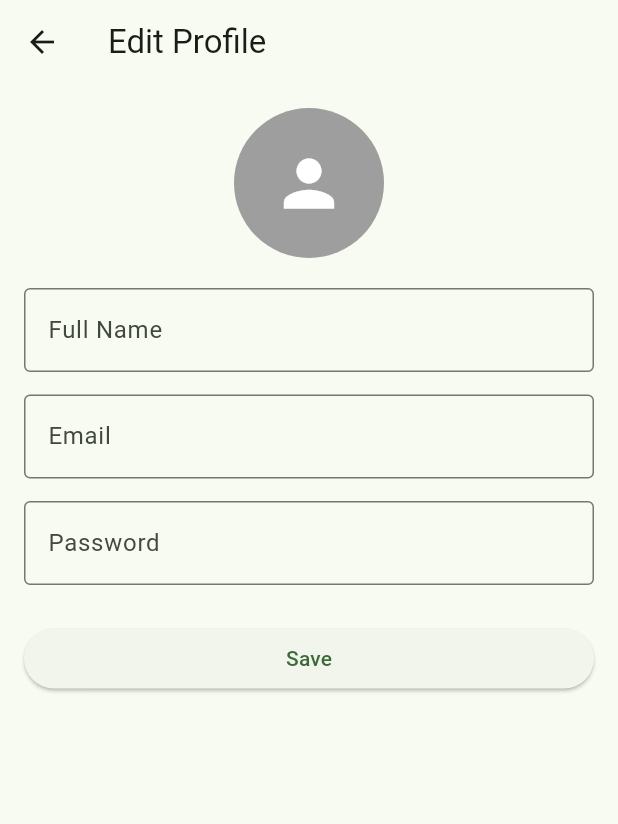
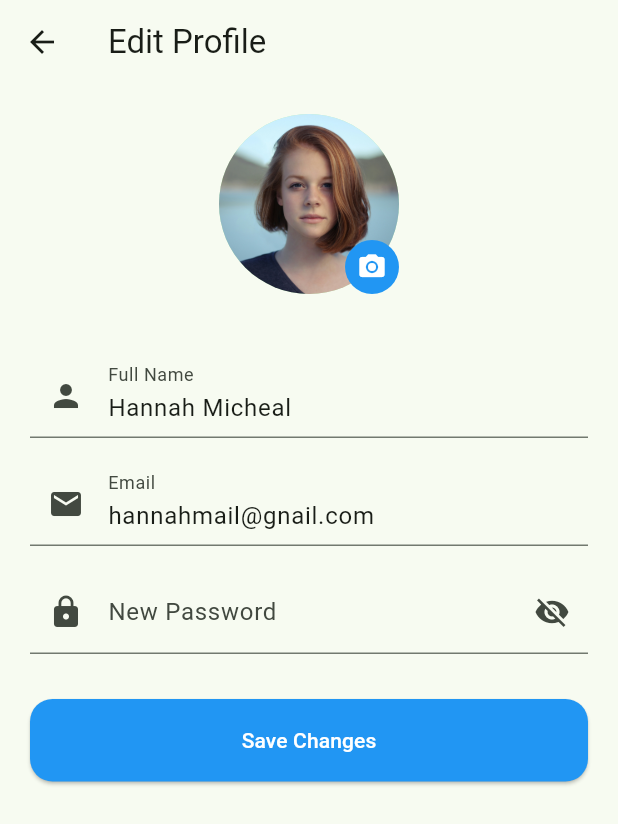
Before and after one commit to maryprecious/medicall_app, a Flutter app: the EditProfilePage screen opened directly, on a phone screen of 412 x 824 dp. Shown: the top 824 px of the screen. Run offline on Flutter 3.47's test engine with Material 3 defaults, Android fonts, the phone set to English and light mode, and no system bars; our stand-ins replace google_fonts, image_picker.

```diff
--- a/lib/pages/editprofile_page.dart
+++ b/lib/pages/editprofile_page.dart
@@ -1,63 +1,138 @@
-//study
 import 'package:flutter/material.dart';
+import 'package:image_picker/image_picker.dart';
+import 'dart:io';
 
-class EditProfilePage extends StatelessWidget {
+class EditProfilePage extends StatefulWidget {
   const EditProfilePage({super.key});
+  @override
+  State<EditProfilePage> createState() => _EditProfilePageState();
+}
+
+class _EditProfilePageState extends State<EditProfilePage> {
+  File? image;
+
+  var nameCtrl = TextEditingController(text: "Hannah Micheal");
+
+  var emailCtrl = TextEditingController(text: "hannahmail@gnail.com");
+
+  bool hidePass = true;
 
   @override
   Widget build(BuildContext context) {
     return Scaffold(
       appBar: AppBar(
         title: const Text("Edit Profile"),
+        // actions: [
+        //   TextButton(
+        //     onPressed: () => Navigator.pop(context),
+        //     child: const Text("Save"),
+        //   ),
+        // ],
       ),
+
       body: Padding(
-        padding: const EdgeInsets.all(16.0),
+        padding: const EdgeInsets.all(20),
+
         child: Column(
           children: [
-            // Profile picture
-            CircleAvatar(
-              radius: 50,
-              backgroundColor: Colors.grey,
-              child: const Icon(Icons.person, size: 50, color: Colors.white),
-            ),
-            const SizedBox(height: 20),
+            // Profile picture (tap to change)
+            GestureDetector(
+              onTap: () async {
+                final picked = await ImagePicker().pickImage(
+                  source: ImageSource.gallery,
+                );
 
-            // Name field
-            TextField(
-              decoration: InputDecoration(
-                labelText: "Full Name",
-                border: OutlineInputBorder(),
+                if (picked != null) setState(() => image = File(picked.path));
+              },
+
+              child: CircleAvatar(
+                radius: 60,
+
+                backgroundImage: image != null
+                    ? FileImage(image!)
+                    : const AssetImage("assets/profile_pics.png")
+                          as ImageProvider,
+
+                child: const Align(
+                  alignment: Alignment.bottomRight,
+
+                  child: CircleAvatar(
+                    radius: 18,
+                    backgroundColor: Colors.blue,
+                    child: Icon(
+                      Icons.camera_alt,
+                      size: 20,
+                      color: Colors.white,
+                    ),
+                  ),
+                ),
               ),
             ),
-            const SizedBox(height: 15),
 
-            // Email field
+            const SizedBox(height: 40),
+
+            // Name
             TextField(
-              decoration: InputDecoration(
-                labelText: "Email",
-                border: OutlineInputBorder(),
+              controller: nameCtrl,
+              decoration: const InputDecoration(
+                labelText: "Full Name",
+                prefixIcon: Icon(Icons.person),
               ),
             ),
-            const SizedBox(height: 15),
 
-            // Password field
+            const SizedBox(height: 16),
+
+            // Email
             TextField(
-              obscureText: true,
-              decoration: InputDecoration(
-                labelText: "Password",
-                border: OutlineInputBorder(),
+              controller: emailCtrl,
+              decoration: const InputDecoration(
+                labelText: "Email",
+                prefixIcon: Icon(Icons.email),
               ),
             ),
-            const SizedBox(height: 25),
+
+            const SizedBox(height: 16),
+
+            // Password
+            TextField(
+              obscureText: hidePass,
+
+              decoration: InputDecoration(
+                labelText: "New Password",
+
+                prefixIcon: const Icon(Icons.lock),
+
+                suffixIcon: IconButton(
+                  icon: Icon(
+                    hidePass ? Icons.visibility_off : Icons.visibility,
+                  ),
+
+                  onPressed: () => setState(() => hidePass = !hidePass),
+                ),
+              ),
+            ),
+
+            const SizedBox(height: 30),
 
             // Save button
-            SizedBox(
-              width: double.infinity,
-              child: ElevatedButton(
-                onPressed: () {},
-                child: const Text("Save"),
+            ElevatedButton(
+              onPressed: () => Navigator.pop(context),
+
+              style: ElevatedButton.styleFrom(
+                fixedSize: Size(500, 55), //width, height
+                shape: RoundedRectangleBorder(
+                  borderRadius: BorderRadius.circular(15),
+                ),
+                backgroundColor: Colors.blue,
+                foregroundColor: Colors.white,
               ),
-            )
+
+
+              child: Text("Save Changes",
+              style: TextStyle(color: Colors.white))
+              ,
+
+            ),
           ],
         ),
       ),
```
